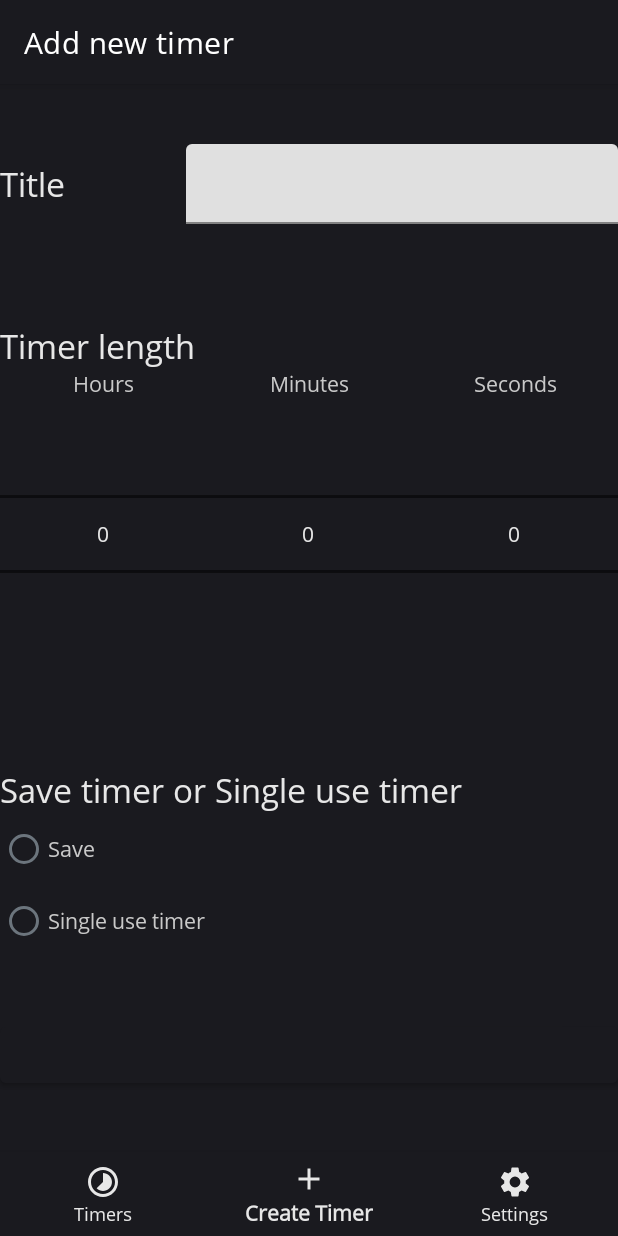
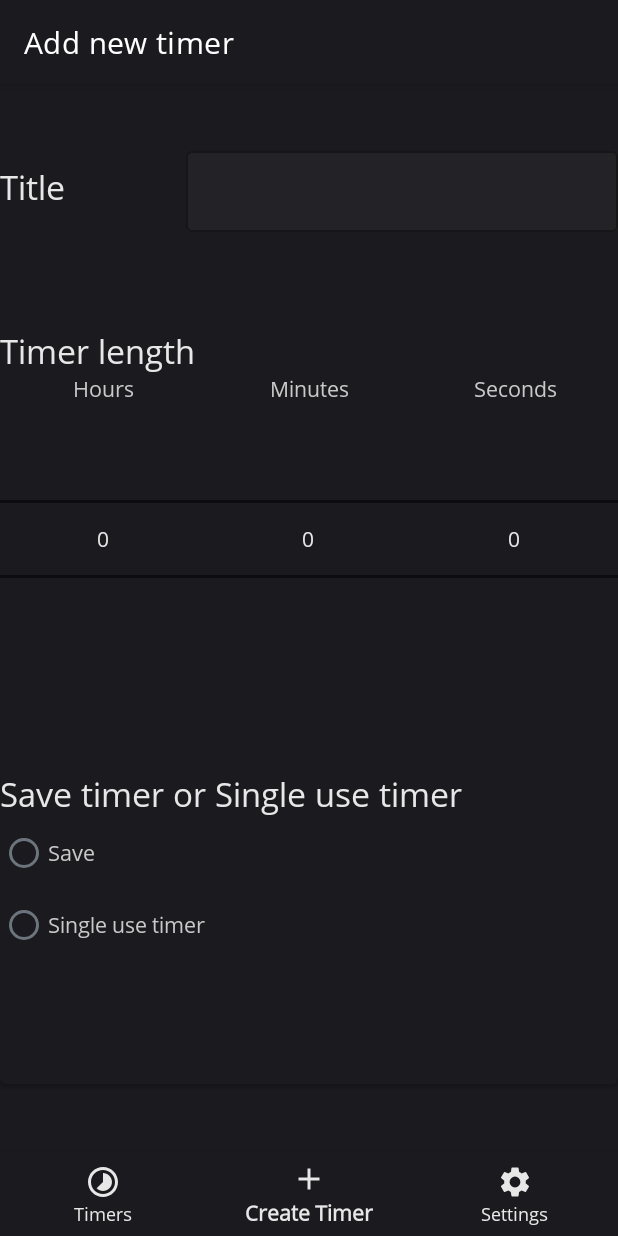
Before and after one commit to kim-cv/KitchenTimer-Android, an Android app: the screen it shows after launch (MainActivity), item 2 of the bottom bar chosen, on a phone screen of 412 x 824 dp. Run offline under Robolectric (Android 15) with nearby library versions, the phone set to English and light mode, and no system bars; our stand-ins replace data binding, navigation-ui.

Commit message:
Renamed custom theme Added theme for text edit box

```diff
--- a/app/src/main/AndroidManifest.xml
+++ b/app/src/main/AndroidManifest.xml
@@ -8,7 +8,7 @@
         android:label="@string/app_name"
         android:roundIcon="@mipmap/ic_launcher_round"
         android:supportsRtl="true"
-        android:theme="@style/AppDarkTheme">
+        android:theme="@style/Theme.Dark">
         <activity
             android:name=".MainActivity"
             android:label="@string/app_name"
--- a/app/src/main/res/values/styles.xml
+++ b/app/src/main/res/values/styles.xml
@@ -1,12 +1,17 @@
 <resources xmlns:tools="http://schemas.android.com/tools">
 
-    <style name="AppDarkTheme" parent="Theme.MaterialComponents.Light.DarkActionBar">
+    <style name="Theme.Dark" parent="Theme.MaterialComponents.Light.DarkActionBar">
         <item name="android:textColorPrimary">@color/colorMainText</item>
         <item name="colorPrimary">@color/colorMainBackground</item>
         <item name="colorPrimaryDark">@color/colorSecondBackground</item>
         <item name="colorAccent">@color/colorSecondBackground</item>
         <item name="bottomNavigationStyle">@style/AppBottomNavigation</item>
         <item name="android:fontFamily">@font/open_sans</item>
+        <item name="textInputStyle">@style/AppTextField</item>
+    </style>
+
+    <style name="AppTextField" parent="Widget.MaterialComponents.TextInputLayout.OutlinedBox">
+        <item name="boxBackgroundColor">@color/colorSecondBackground</item>
     </style>
 
     <style name="AppBottomNavigation" parent="Widget.MaterialComponents.BottomNavigationView">
```
